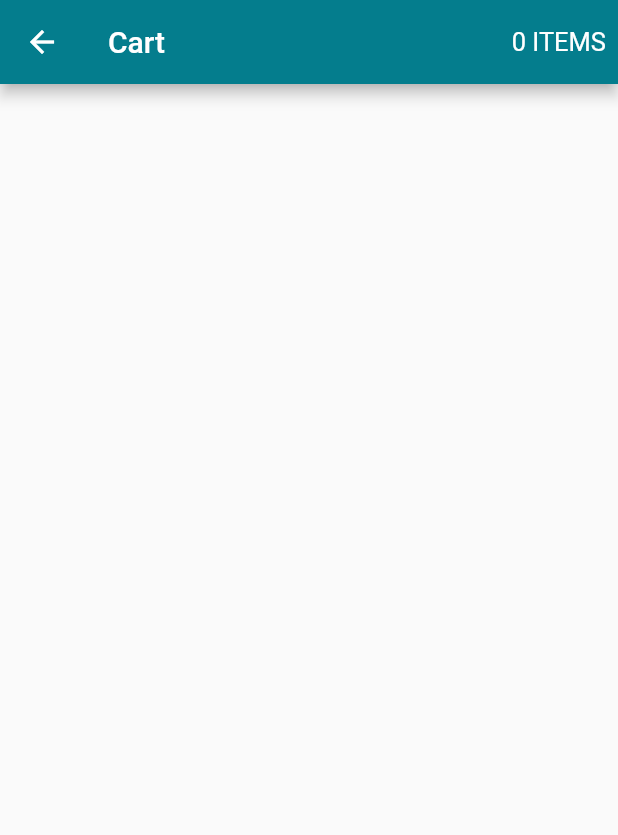
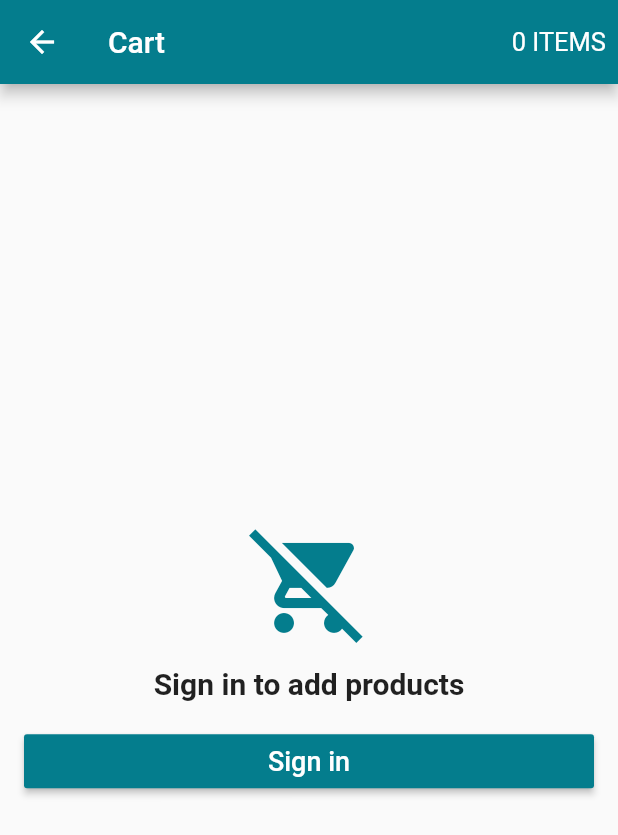
Before and after one commit to AleBark/Online-Store, a Flutter app: the CartScreen screen opened directly, on a phone screen of 412 x 824 dp. Shown: the top 835 px of the screen. Run offline on Flutter 3.47's test engine with Material 2 defaults, Android fonts, the phone set to English and light mode, and no system bars; our stand-ins replace carousel_pro, cloud_firestore, firebase_auth, transparent_image; accounts and stored records are empty.

Commit message:
cart tile

```diff
--- a/lib/screens/cart_screen.dart
+++ b/lib/screens/cart_screen.dart
@@ -1,7 +1,11 @@
 import 'package:flutter/cupertino.dart';
 import 'package:flutter/material.dart';
 import 'package:online_store_app/models/cart_model.dart';
+import 'package:online_store_app/models/user_model.dart';
+import 'package:online_store_app/tiles/cart_tile.dart';
 import 'package:scoped_model/scoped_model.dart';
+
+import 'login_screen.dart';
 
 class CartScreen extends StatelessWidget {
   @override
@@ -24,6 +28,77 @@ class CartScreen extends StatelessWidget {
           )
         ],
       ),
+      body: ScopedModelDescendant<CartModel>(
+          builder: (context, child, model) {
+            if (model.user.isLoading && UserModel.of(context).isLoggedIn()) {
+              return Center(
+                child: CircularProgressIndicator(),
+              );
+            } else if (!UserModel.of(context).isLoggedIn()) {
+              return Container(
+                padding: EdgeInsets.all(16.0),
+                child: Column(
+                  crossAxisAlignment: CrossAxisAlignment.stretch,
+                  mainAxisAlignment: MainAxisAlignment.center,
+                  children: <Widget>[
+                    Icon(Icons.remove_shopping_cart,
+                      size: 80.0, color: Theme
+                          .of(context)
+                          .primaryColor,),
+                    SizedBox(height: 16.0,),
+                    Text("Sign in to add products",
+                      style: TextStyle(
+                          fontSize: 20.0, fontWeight: FontWeight.bold),
+                      textAlign: TextAlign.center,
+                    ),
+                    SizedBox(height: 16.0,),
+                    RaisedButton(
+                      child: Text("Sign in", style: TextStyle(fontSize: 18.0),),
+                      textColor: Colors.white,
+                      color: Theme
+                          .of(context)
+                          .primaryColor,
+                      onPressed: () {
+                        Navigator.of(context).push(
+                            MaterialPageRoute(builder: (context) =>
+                                LoginScreen())
+                        );
+                      },
+                    )
+                  ],
+                ),
+              );
+            } else if (model.products == null || model.products.length == 0) {
+              return Center(
+                child: Text("Your cart is currently empty :(",
+                  style: TextStyle(fontSize: 20.0, fontWeight: FontWeight.bold),
+                  textAlign: TextAlign.center,),
+              );
+            } else {
+              return ListView(
+                children: <Widget>[
+                  Column(
+                    children: model.products.map(
+                            (product) {
+                          return CartTile(product);
+                        }
+                    ).toList(),
+                  ),
+//                  DiscountCard(),
+//                  ShipCard(),
+//                  CartPrice(() async {
+//                    String orderId = await model.finishOrder();
+//                    if (orderId != null)
+//                      Navigator.of(context).pushReplacement(
+//                          MaterialPageRoute(builder: (context) =>
+//                              OrderScreen(orderId))
+//                      );
+//                  }),
+                ],
+              );
+            }
+          }
+      ),
     );
   }
 }
```
Also changed, not shown: lib/tiles/cart_tile.dart (added, +29 -0 lines).
